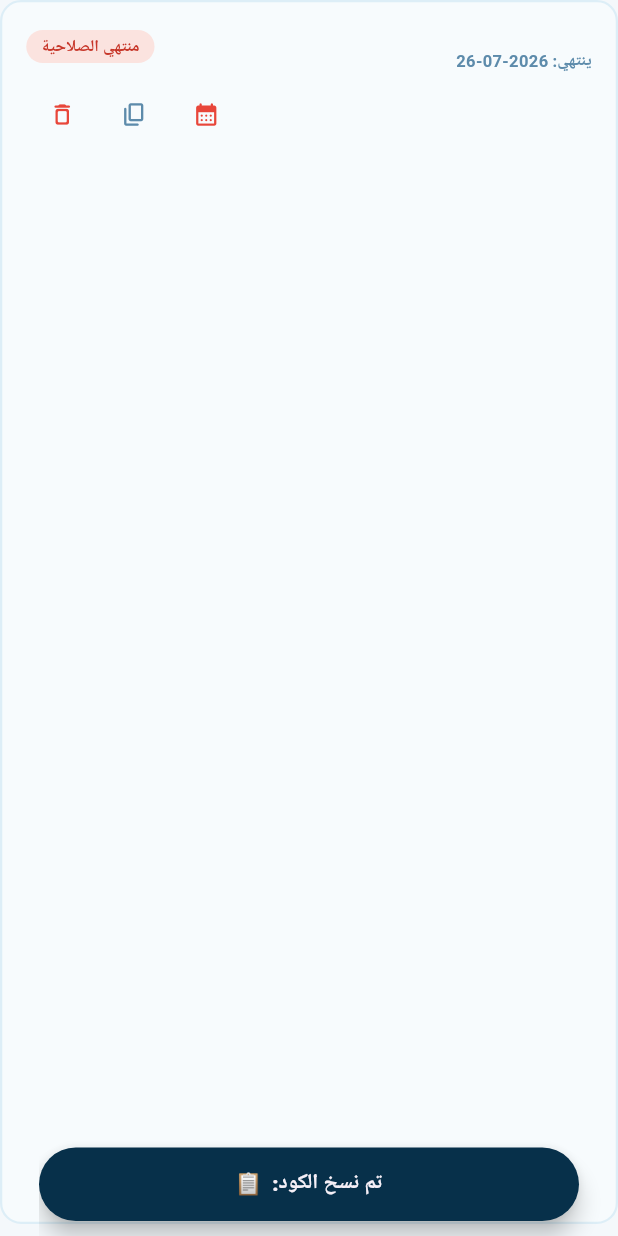
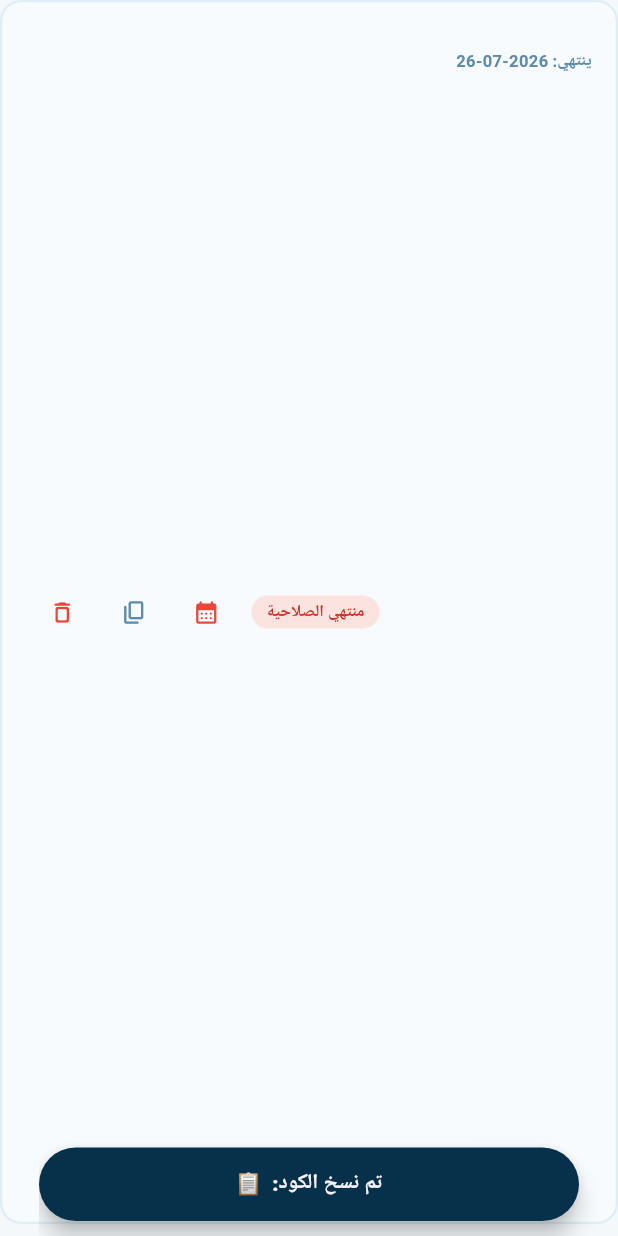
Before and after one commit to t3alaly0-del/t3laly-admin-dashboard, a Flutter app: the _CodeRow widget shown alone on an empty page, opened directly with empty values, after a tap on the "content copy" icon, on a phone screen of 412 x 824 dp. Run offline on Flutter 3.47's test engine with Material 3 defaults, Android fonts, the phone set to English and light mode, and no system bars; our stand-ins replace file_picker, google_fonts, shared_preferences; missing offline and left inert: t3laly_shared; accounts and stored records are empty; network calls fail; Roboto replaces fonts that are missing (Cairo).

Commit message:
Revert codes list to single-row layout per feedback

```diff
--- a/lib/screens/codes_page.dart
+++ b/lib/screens/codes_page.dart
@@ -447,10 +447,11 @@ return GestureDetector(
         borderRadius: BorderRadius.circular(14),
         border: Border.all(color: const Color(0xFFDDEEF7), width: 1.5),
       ),
-      child: LayoutBuilder(builder: (context, constraints) {
-        final codeText = Column(
+      child: Row(
+        children: [
+          Expanded(
+            child: Column(
               crossAxisAlignment: CrossAxisAlignment.start,
-          mainAxisSize: MainAxisSize.min,
               children: [
                 Text(code.code,
     maxLines: 1,
@@ -467,9 +468,9 @@ return GestureDetector(
                       style: const TextStyle(
                           fontSize: 11, color: Color(0xFF5D8BAB), fontWeight: FontWeight.w700)),
               ],
-        );
-
-        final badge = Container(
+            ),
+          ),
+          Container(
             padding: const EdgeInsets.symmetric(horizontal: 10, vertical: 3),
             decoration: BoxDecoration(
                 color: badgeColors[status],
@@ -479,9 +480,8 @@ return GestureDetector(
                     fontSize: 11,
                     fontWeight: FontWeight.w800,
                     color: badgeTextColors[status])),
-        );
-
-        final actions = [
+          ),
+          const SizedBox(width: 6),
           if (!code.isExpired)
             IconButton(
               tooltip: code.used ? 'ارجع لغير مستخدم' : 'وضّح كمستخدم',
@@ -531,36 +531,8 @@ return GestureDetector(
             ),
             icon: const Icon(Icons.delete_outline_rounded, size: 18, color: AppColors.red),
           ),
-        ];
-
-        // Narrow screens: give the code its own row so it always has room
-        // to show at least a truncated "..." instead of being squeezed out
-        // by the badge + action icons.
-        if (constraints.maxWidth < 420) {
-          return Column(
-            crossAxisAlignment: CrossAxisAlignment.start,
-            children: [
-              Row(children: [
-                Expanded(child: codeText),
-                const SizedBox(width: 8),
-                badge,
-              ]),
-              const SizedBox(height: 4),
-              Row(mainAxisAlignment: MainAxisAlignment.end, children: actions),
         ],
-          );
-        }
-
-        return Row(
-          children: [
-            Expanded(child: codeText),
-            badge,
-            const SizedBox(width: 6),
-            ...actions,
-          ],
-        );
-      }),
-    ),
+      ),),
     );
 
   }
```
Lines whose indentation alone changed are shown as unchanged.
